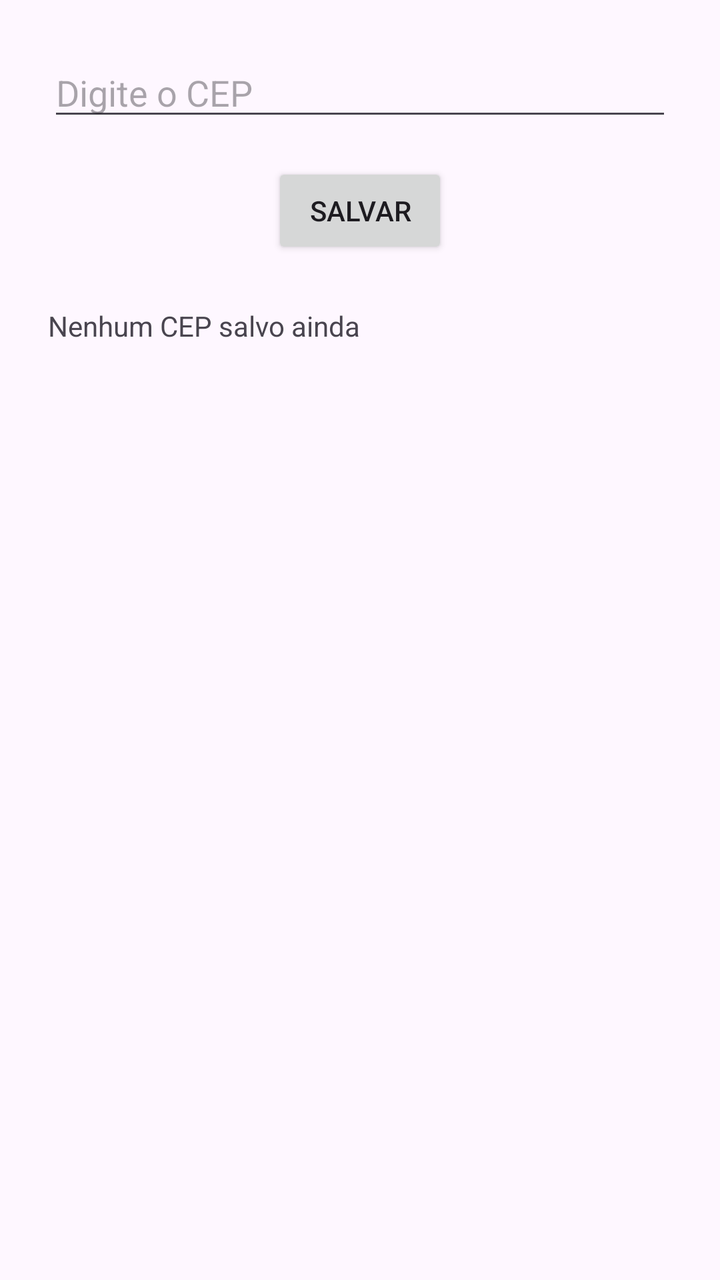
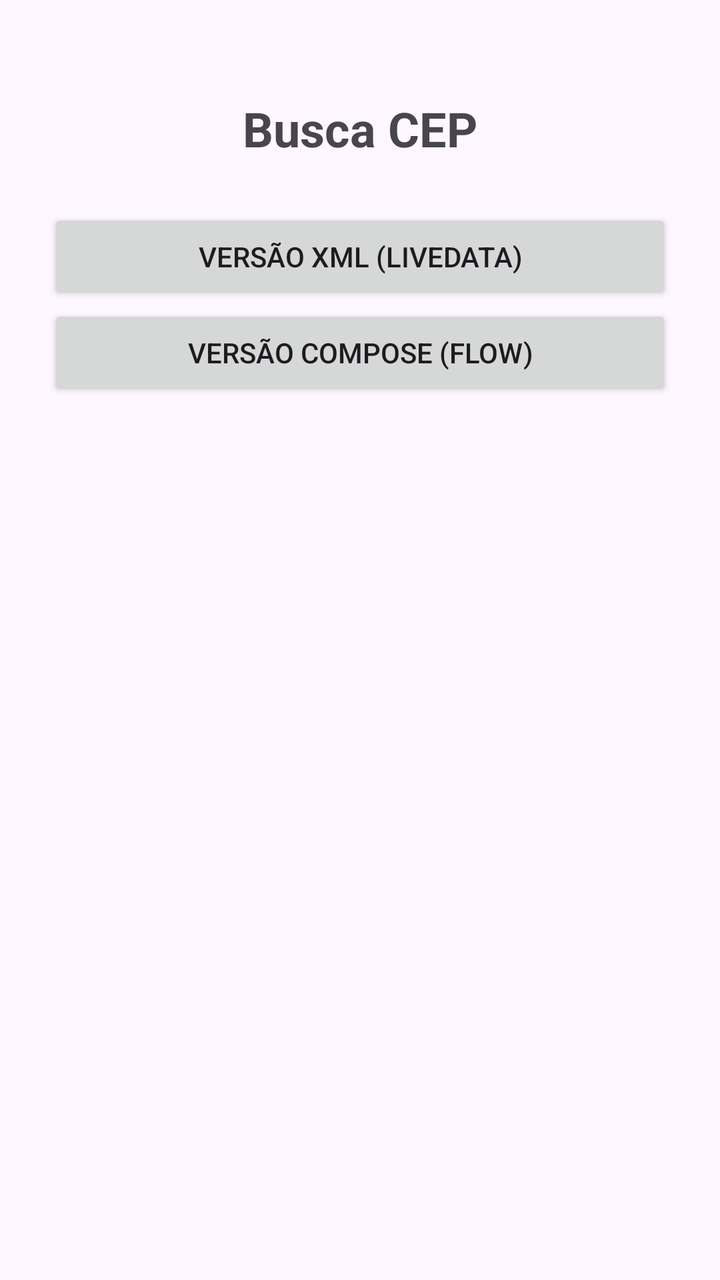

An Android layout rendered at two revisions. The XML below is the earlier revision; the diff shows what the commit changed to produce the second picture.
<!-- AndroidManifest.xml: application theme Theme.BuscaCEP -->
<!-- res/layout/activity_main.xml -->
<?xml version="1.0" encoding="utf-8"?>
<androidx.constraintlayout.widget.ConstraintLayout xmlns:android="http://schemas.android.com/apk/res/android"
    xmlns:app="http://schemas.android.com/apk/res-auto"
    xmlns:tools="http://schemas.android.com/tools"
    android:id="@+id/main"
    android:layout_width="match_parent"
    android:layout_height="match_parent"
    tools:context=".MainActivity">

    <EditText
        android:id="@+id/editCep"
        android:layout_width="0dp"
        android:layout_height="wrap_content"
        android:hint="@string/hint_cep"
        android:inputType="number"
        android:maxLength="8"
        android:autofillHints="postalCode"
        android:layout_margin="24dp"

        app:layout_constraintTop_toTopOf="parent"
        app:layout_constraintStart_toStartOf="parent"
        app:layout_constraintEnd_toEndOf="parent"/>

    <Button
        android:id="@+id/buttonSalvar"
        android:layout_width="wrap_content"
        android:layout_height="wrap_content"
        android:text="@string/btn_salvar"

        app:layout_constraintTop_toBottomOf="@id/editCep"
        app:layout_constraintStart_toStartOf="parent"
        app:layout_constraintEnd_toEndOf="parent"
        android:layout_marginTop="16dp"/>

    <TextView
        android:id="@+id/textCepsSalvos"
        android:layout_width="0dp"
        android:layout_height="0dp"
        android:layout_margin="24dp"
        android:text="@string/msg_empty_cep"

        app:layout_constraintTop_toBottomOf="@id/buttonSalvar"
        app:layout_constraintStart_toStartOf="parent"
        app:layout_constraintEnd_toEndOf="parent"
        app:layout_constraintBottom_toBottomOf="parent"/>

</androidx.constraintlayout.widget.ConstraintLayout>
<!-- resources referenced by this layout -->
<resources>
  <string name="btn_salvar">Salvar</string>
  <string name="hint_cep">Digite o CEP</string>
  <string name="msg_empty_cep">Nenhum CEP salvo ainda</string>
  <style name="Theme.BuscaCEP" parent="Base.Theme.BuscaCEP" />
  <style name="Base.Theme.BuscaCEP" parent="Theme.Material3.DayNight.NoActionBar">
          
          
      </style>
</resources>

<!-- the commit's change to res/layout/activity_main.xml (unified diff, before → after) -->
@@ -7,41 +7,37 @@
     android:layout_height="match_parent"
     tools:context=".MainActivity">
 
-    <EditText
-        android:id="@+id/editCep"
+    <TextView
+        android:id="@+id/textTitulo"
+        android:layout_width="wrap_content"
+        android:layout_height="wrap_content"
+        android:text="Busca CEP"
+        android:textSize="24sp"
+        android:textStyle="bold"
+        android:layout_marginTop="48dp"
+        app:layout_constraintTop_toTopOf="parent"
+        app:layout_constraintStart_toStartOf="parent"
+        app:layout_constraintEnd_toEndOf="parent" />
+
+    <Button
+        android:id="@+id/buttonIrXml"
         android:layout_width="0dp"
         android:layout_height="wrap_content"
-        android:hint="@string/hint_cep"
-        android:inputType="number"
-        android:maxLength="8"
-        android:autofillHints="postalCode"
         android:layout_margin="24dp"
-
-        app:layout_constraintTop_toTopOf="parent"
+        android:text="Versão XML (LiveData)"
+        app:layout_constraintTop_toBottomOf="@id/textTitulo"
         app:layout_constraintStart_toStartOf="parent"
-        app:layout_constraintEnd_toEndOf="parent"/>
+        app:layout_constraintEnd_toEndOf="parent" />
 
     <Button
-        android:id="@+id/buttonSalvar"
-        android:layout_width="wrap_content"
+        android:id="@+id/buttonIrCompose"
+        android:layout_width="0dp"
         android:layout_height="wrap_content"
-        android:text="@string/btn_salvar"
-
-        app:layout_constraintTop_toBottomOf="@id/editCep"
+        android:layout_marginStart="24dp"
+        android:layout_marginEnd="24dp"
+        android:text="Versão Compose (Flow)"
+        app:layout_constraintTop_toBottomOf="@id/buttonIrXml"
         app:layout_constraintStart_toStartOf="parent"
-        app:layout_constraintEnd_toEndOf="parent"
-        android:layout_marginTop="16dp"/>
-
-    <TextView
-        android:id="@+id/textCepsSalvos"
-        android:layout_width="0dp"
-        android:layout_height="0dp"
-        android:layout_margin="24dp"
-        android:text="@string/msg_empty_cep"
-
-        app:layout_constraintTop_toBottomOf="@id/buttonSalvar"
-        app:layout_constraintStart_toStartOf="parent"
-        app:layout_constraintEnd_toEndOf="parent"
-        app:layout_constraintBottom_toBottomOf="parent"/>
+        app:layout_constraintEnd_toEndOf="parent" />
 
 </androidx.constraintlayout.widget.ConstraintLayout>
<!-- resource entries referenced after the edit -->
@@ -1,8 +1,5 @@
 <!-- resources referenced by this layout -->
 <resources>
-  <string name="btn_salvar">Salvar</string>
-  <string name="hint_cep">Digite o CEP</string>
-  <string name="msg_empty_cep">Nenhum CEP salvo ainda</string>
   <style name="Theme.BuscaCEP" parent="Base.Theme.BuscaCEP" />
   <style name="Base.Theme.BuscaCEP" parent="Theme.Material3.DayNight.NoActionBar">
           
